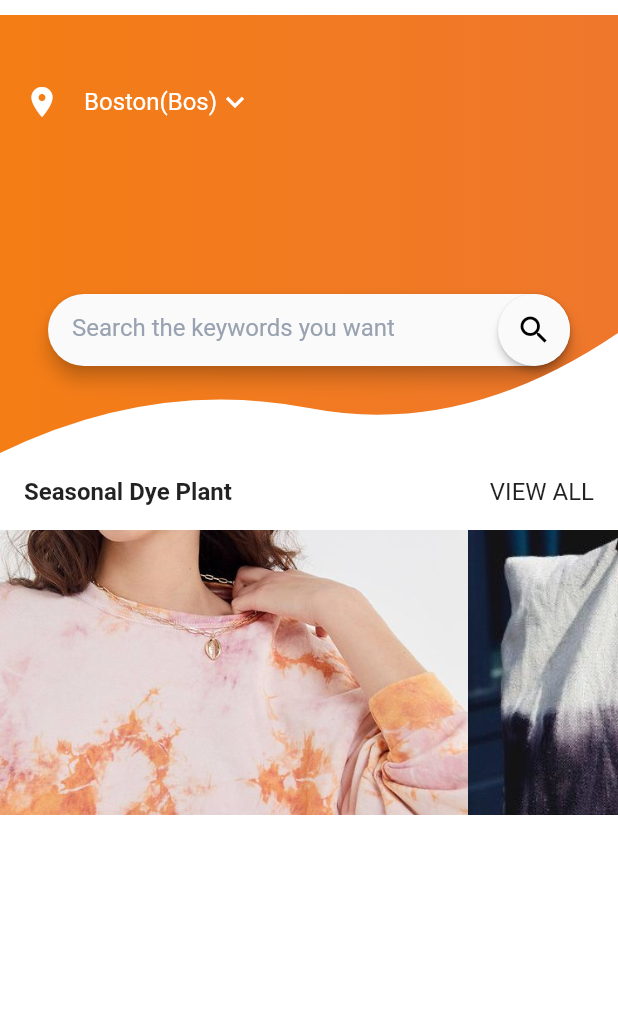
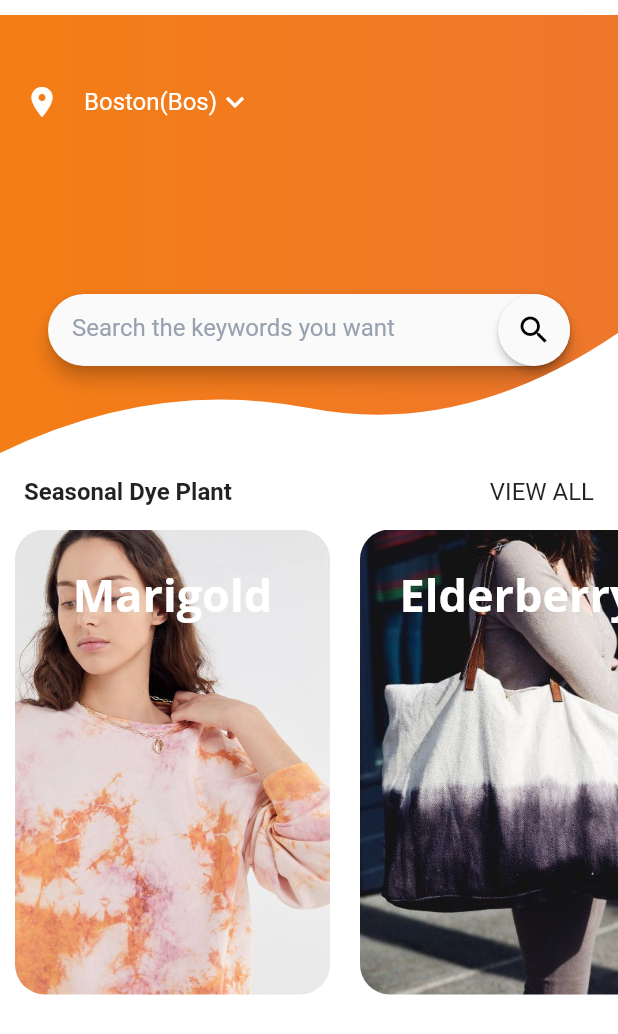
Before and after one commit to MaggieGreen/Natural-Dye, a Flutter app: the Profile screen opened by its route, on a phone screen of 412 x 824 dp. Shown: the top 1034 px of the screen. Run offline on Flutter 3.47's test engine with Material 2 defaults, Android fonts, the phone set to English and light mode, and no system bars; our stand-ins replace video_player.

Commit message:
plant card

```diff
--- a/lib/pages/profile.dart
+++ b/lib/pages/profile.dart
@@ -179,9 +179,26 @@ var homeScreenBottomPart = Column(
       ),
     ),
     Container(
-      height: 210.0,
+      height: 310.0,
       child: ListView(
         scrollDirection: Axis.horizontal,
+        // children: [
+        //   Container(
+        //     height: 310,
+        //     width: 210,
+        //     color: Colors.red,
+        //   ),
+        //   Container(
+        //     height: 310,
+        //     width: 210,
+        //     color: Colors.green,
+        //   ),
+        //   Container(
+        //     height: 310,
+        //     width: 210,
+        //     color: Colors.black,
+        //   ),
+        // ],
         children: plantCards,
       ),
     )
@@ -202,17 +219,40 @@ class PlantCard extends StatelessWidget {
 
   @override
   Widget build(BuildContext context) {
-    return Stack(
+    return Padding(
+      padding: const EdgeInsets.symmetric(horizontal: 10.0),
+      child: ClipRRect(
+        borderRadius: BorderRadius.all(Radius.circular(20.0)),
+        child: Stack(
           children: [
             Container(
-          height: 190.0,
-          width: 312.0,
+              // height: 190.0,
+              width: 210.0,
               child: Image.asset(
                 imagePath,
                 fit: BoxFit.cover,
               ),
             ),
+            Positioned.fill(
+                top: 20.0,
+                child: Align(
+                    alignment: Alignment.center,
+                    child: Column(
+                      children: [
+                        Text(
+                          plantName,
+                          style: TextStyle(
+                              fontSize: 30,
+                              height: 1.5,
+                              fontFamily: 'OpenSans',
+                              color: Colors.white,
+                              fontWeight: FontWeight.w700),
+                        )
                       ],
+                    )))
+          ],
+        ),
+      ),
     );
   }
 }
```
Also changed, not shown: 247 other files. Lines whose indentation alone changed are shown as unchanged.
